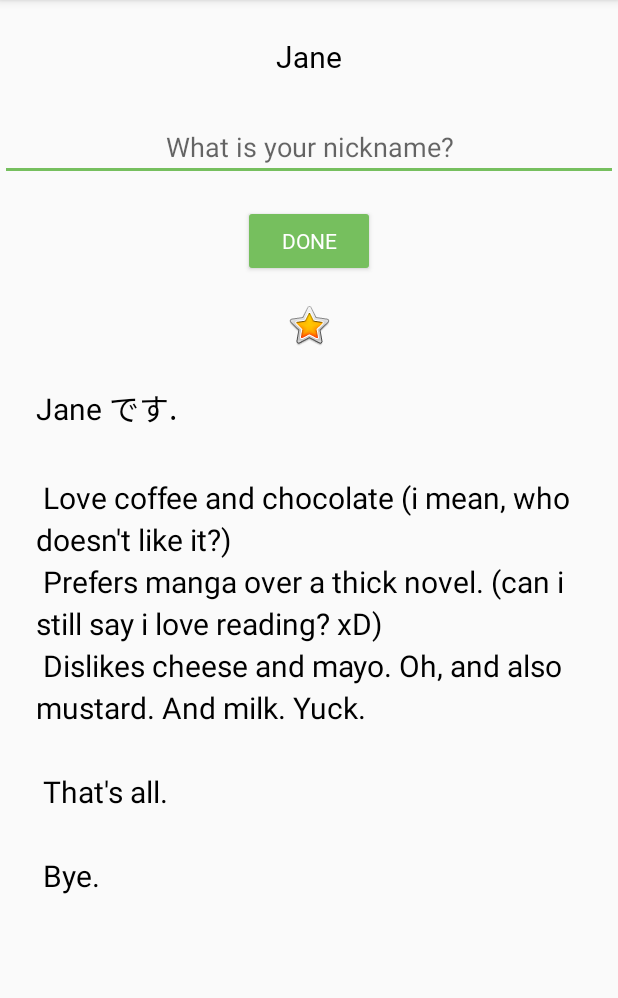
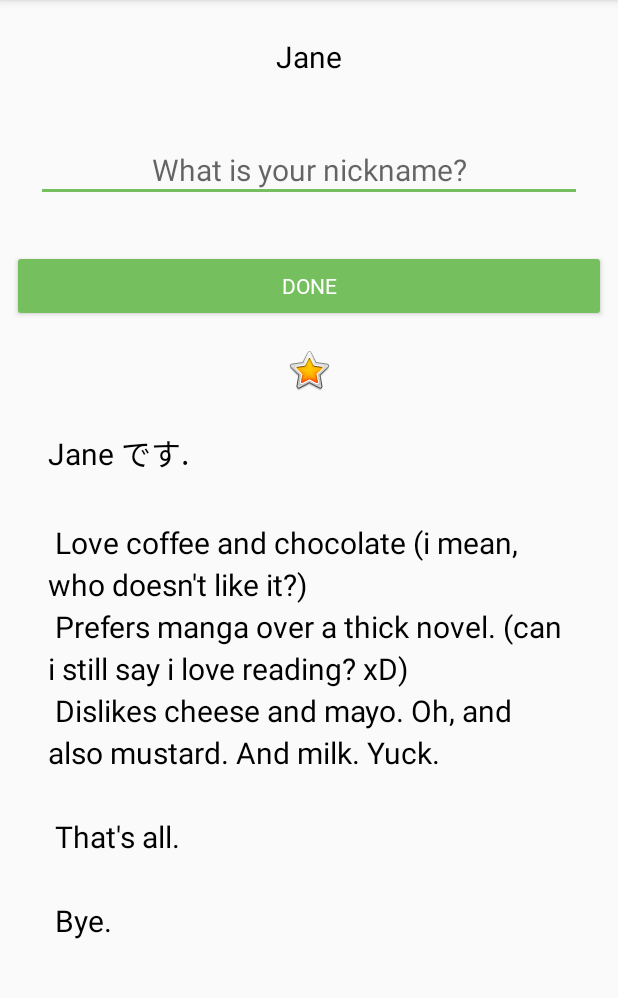
Before and after one commit to jane055/2.2AboutMe, an Android app: the screen it shows after launch (MainActivity), after a tap on an icon or button, on a phone screen of 412 x 824 dp, the part 84-1082 px from its top. Run offline under Robolectric (Android 15) with nearby library versions, the phone set to English and light mode, and no system bars; 1 other tap on this screen came first.

```diff
--- a/app/src/main/java/com/example/android/aboutme/MainActivity.kt
+++ b/app/src/main/java/com/example/android/aboutme/MainActivity.kt
@@ -17,20 +17,14 @@ class MainActivity : AppCompatActivity() {
         setContentView(R.layout.activity_main)
         findViewById<Button>(R.id.done_button).setOnClickListener {
             addNickname(it)
-            // Hide the keyboard.
-            val inputMethodManager = getSystemService(Context.INPUT_METHOD_SERVICE) as InputMethodManager
-            inputMethodManager.hideSoftInputFromWindow(view.windowToken, 0)
         }
-
         findViewById<TextView>(R.id.nickname_text).setOnClickListener {
             updateNickname(it)
         }
     }
 
 
-    private fun clickHandlerFunction (viewThatIsClicked: View){
 
-    }
 
     private fun addNickname (view:View){
         val editText = findViewById<EditText>(R.id.nickname_edit)
@@ -39,20 +33,14 @@ class MainActivity : AppCompatActivity() {
         editText.visibility = View.GONE
         view.visibility = View.GONE
         nicknameTextView.visibility = View.VISIBLE
+        val inputMethodManager = getSystemService(Context.INPUT_METHOD_SERVICE) as InputMethodManager
+        inputMethodManager.hideSoftInputFromWindow(view.windowToken, 0)
     }
-
     private fun updateNickname (view: View) {
         val editText = findViewById<EditText>(R.id.nickname_edit)
         val doneButton = findViewById<Button>(R.id.done_button)
         editText.visibility = View.VISIBLE
         doneButton.visibility = View.VISIBLE
         view.visibility = View.GONE
-
-        // Set the focus to the edit text.
-        editText.requestFocus()
-
-        // Show the keyboard.
-        val imm = getSystemService(Context.INPUT_METHOD_SERVICE) as InputMethodManager
-        imm.showSoftInput(editText, 0)
     }
 }
--- a/app/src/main/res/layout/activity_main.xml
+++ b/app/src/main/res/layout/activity_main.xml
@@ -1,11 +1,11 @@
-<?xml version="1.0" encoding="utf-8"?>
-<LinearLayout
-    xmlns:android="http://schemas.android.com/apk/res/android"
+<LinearLayout xmlns:android="http://schemas.android.com/apk/res/android"
+    xmlns:app="http://schemas.android.com/apk/res-auto"
     xmlns:tools="http://schemas.android.com/tools"
-    xmlns:app="http://schemas.android.com/apk/res-auto"
     android:layout_width="match_parent"
     android:layout_height="match_parent"
     android:orientation="vertical"
+    android:paddingStart="@dimen/layout_padding"
+    android:paddingEnd="@dimen/layout_padding"
     tools:context=".MainActivity">
 
     <TextView
@@ -13,45 +13,40 @@
         style="@style/NameStyle"
         android:layout_width="match_parent"
         android:layout_height="wrap_content"
-        android:paddingLeft="16dp"
-        android:paddingRight="16dp"
         android:text="@string/name"
-        android:textAlignment="center"
-        app:fontFamily="@font/roboto" />
+        android:textAlignment="center" />
 
     <EditText
         android:id="@+id/nickname_edit"
-        style="NameStyle"
+        style="@style/NameStyle"
         android:layout_width="match_parent"
         android:layout_height="wrap_content"
-        android:ems="10"
+        android:textAlignment="center"
         android:hint="@string/what_is_your_nickname"
-        android:inputType="textPersonName"
-        android:textAlignment="center"
-        android:autofillHints="" />
+        android:inputType="textPersonName" />
+
 
     <Button
         android:id="@+id/done_button"
         style="@style/Widget.AppCompat.Button.Colored"
-        android:layout_width="wrap_content"
+        android:layout_width="match_parent"
         android:layout_height="wrap_content"
         android:layout_gravity="center_horizontal"
         android:layout_marginTop="@dimen/layout_margin"
+        android:fontFamily="@font/roboto"
         android:text="@string/done"
-        android:fontFamily="@font/roboto"
-        android:onClick="clickHandlerFunction"/>
+        android:onClick="addNickname"
+        tools:ignore="OnClick" />
 
     <TextView
         android:id="@+id/nickname_text"
         style="@style/NameStyle"
         android:layout_width="match_parent"
         android:layout_height="wrap_content"
-        android:text=""
         android:textAlignment="center"
         android:visibility="gone"
-
-        android:background="@color/colorAccent"
-        android:paddingBottom="@dimen/small_padding"/>
+        android:onClick="updateNickname"
+        />
 
     <ImageView
         android:id="@+id/star_image"
```
